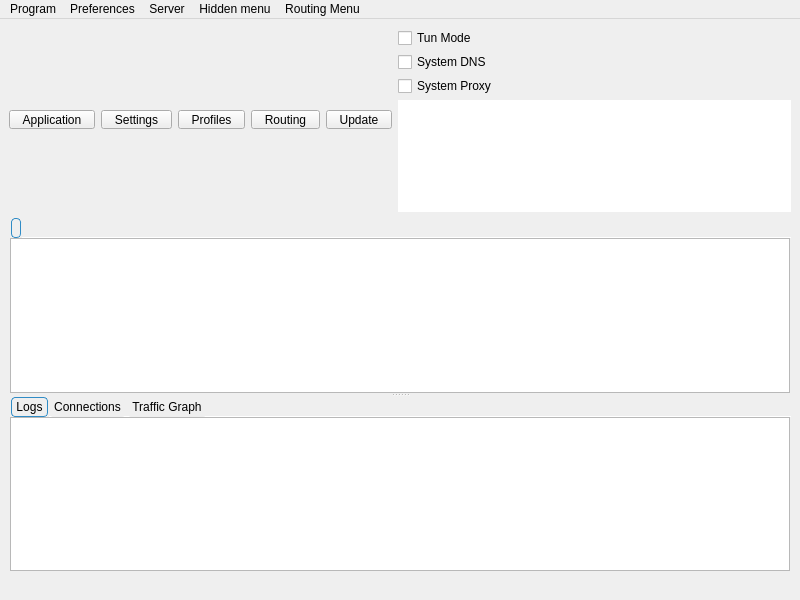
Old version of the form include/ui/mainwindow.ui in the repository lanxuewsr/Throne-Mod.
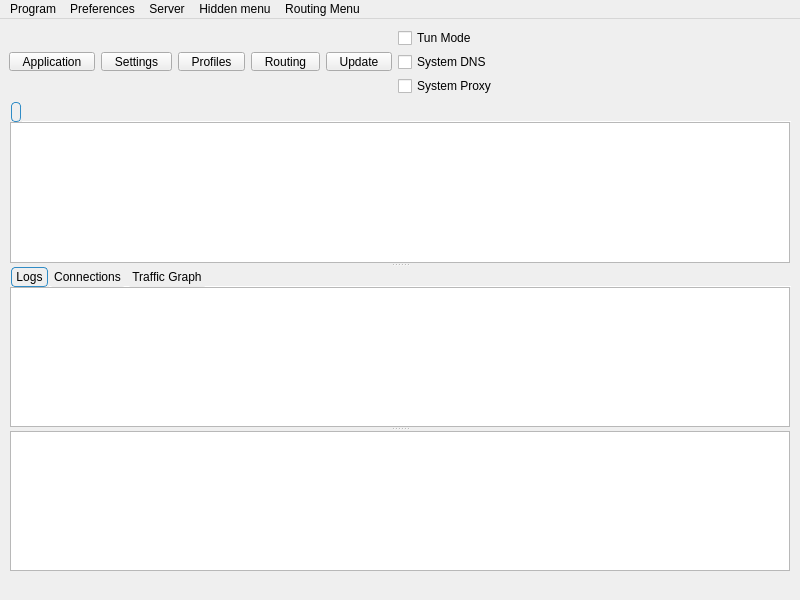
New version of the form. Icons and pictures are not drawn. Custom widgets are drawn as their Qt base class.

Commit message: Move data view into logs pane

Patch:
```diff
--- a/include/ui/mainwindow.ui
+++ b/include/ui/mainwindow.ui
@@ -346,52 +346,6 @@
            </layout>
           </widget>
          </item>
-         <item>
-          <widget class="QTextBrowser" name="data_view">
-           <property name="enabled">
-            <bool>true</bool>
-           </property>
-           <property name="sizePolicy">
-            <sizepolicy hsizetype="Expanding" vsizetype="Preferred">
-             <horstretch>1</horstretch>
-             <verstretch>0</verstretch>
-            </sizepolicy>
-           </property>
-           <property name="minimumSize">
-            <size>
-             <width>0</width>
-             <height>0</height>
-            </size>
-           </property>
-           <property name="mouseTracking">
-            <bool>false</bool>
-           </property>
-           <property name="focusPolicy">
-            <enum>Qt::FocusPolicy::NoFocus</enum>
-           </property>
-           <property name="contextMenuPolicy">
-            <enum>Qt::ContextMenuPolicy::NoContextMenu</enum>
-           </property>
-           <property name="acceptDrops">
-            <bool>false</bool>
-           </property>
-           <property name="frameShape">
-            <enum>QFrame::Shape::NoFrame</enum>
-           </property>
-           <property name="frameShadow">
-            <enum>QFrame::Shadow::Sunken</enum>
-           </property>
-           <property name="verticalScrollBarPolicy">
-            <enum>Qt::ScrollBarPolicy::ScrollBarAlwaysOff</enum>
-           </property>
-           <property name="horizontalScrollBarPolicy">
-            <enum>Qt::ScrollBarPolicy::ScrollBarAlwaysOff</enum>
-           </property>
-           <property name="textInteractionFlags">
-            <set>Qt::TextInteractionFlag::LinksAccessibleByKeyboard|Qt::TextInteractionFlag::LinksAccessibleByMouse</set>
-           </property>
-          </widget>
-         </item>
         </layout>
        </widget>
       </item>
@@ -618,13 +572,65 @@
                 <number>0</number>
                </property>
                <item>
-                <widget class="QTextBrowser" name="masterLogBrowser">
-                 <property name="contextMenuPolicy">
-                  <enum>Qt::ContextMenuPolicy::CustomContextMenu</enum>
+                <widget class="QSplitter" name="logDataSplitter">
+                 <property name="orientation">
+                  <enum>Qt::Orientation::Vertical</enum>
                  </property>
-                 <property name="openLinks">
+                 <property name="childrenCollapsible">
                   <bool>false</bool>
                  </property>
+                 <widget class="QTextBrowser" name="masterLogBrowser">
+                  <property name="contextMenuPolicy">
+                   <enum>Qt::ContextMenuPolicy::CustomContextMenu</enum>
+                  </property>
+                  <property name="openLinks">
+                   <bool>false</bool>
+                  </property>
+                 </widget>
+                 <widget class="QTextBrowser" name="data_view">
+                  <property name="enabled">
+                   <bool>true</bool>
+                  </property>
+                  <property name="sizePolicy">
+                   <sizepolicy hsizetype="Expanding" vsizetype="Preferred">
+                    <horstretch>1</horstretch>
+                    <verstretch>0</verstretch>
+                   </sizepolicy>
+                  </property>
+                  <property name="minimumSize">
+                   <size>
+                    <width>0</width>
+                    <height>0</height>
+                   </size>
+                  </property>
+                  <property name="mouseTracking">
+                   <bool>false</bool>
+                  </property>
+                  <property name="focusPolicy">
+                   <enum>Qt::FocusPolicy::NoFocus</enum>
+                  </property>
+                  <property name="contextMenuPolicy">
+                   <enum>Qt::ContextMenuPolicy::NoContextMenu</enum>
+                  </property>
+                  <property name="acceptDrops">
+                   <bool>false</bool>
+                  </property>
+                  <property name="frameShape">
+                   <enum>QFrame::Shape::StyledPanel</enum>
+                  </property>
+                  <property name="frameShadow">
+                   <enum>QFrame::Shadow::Sunken</enum>
+                  </property>
+                  <property name="verticalScrollBarPolicy">
+                   <enum>Qt::ScrollBarPolicy::ScrollBarAsNeeded</enum>
+                  </property>
+                  <property name="horizontalScrollBarPolicy">
+                   <enum>Qt::ScrollBarPolicy::ScrollBarAlwaysOff</enum>
+                  </property>
+                  <property name="textInteractionFlags">
+                   <set>Qt::TextInteractionFlag::LinksAccessibleByKeyboard|Qt::TextInteractionFlag::LinksAccessibleByMouse</set>
+                  </property>
+                 </widget>
                 </widget>
                </item>
               </layout>
```
The commit also changes 1 other file.
